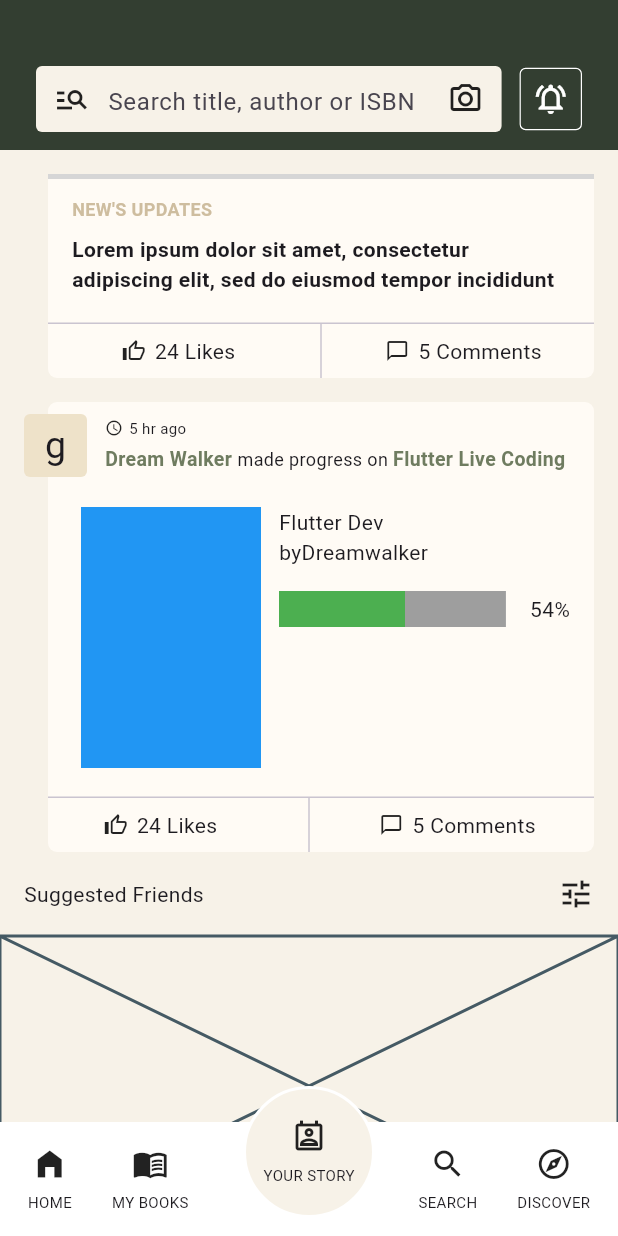
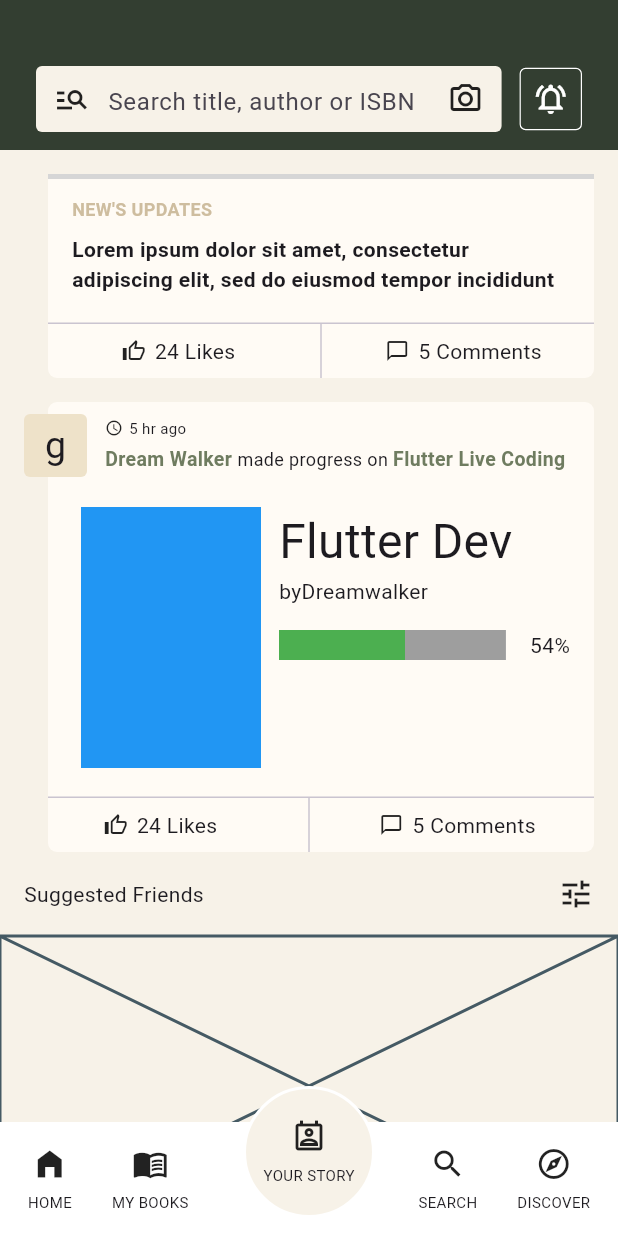
Before and after one commit to JAICHANGPARK/flutter_notebook_chapter_43, a Flutter app: the NewsFeedHomePage screen opened directly, scrolled down 164 dp, on a phone screen of 412 x 824 dp. Run offline on Flutter 3.47's test engine with Material 3 defaults, Android fonts, the phone set to English and light mode, and no system bars; our stand-ins replace gap, hugeicons; network calls fail; grey boxes are pictures that could not be loaded.

Commit message:
Update news_feed_home_page.dart

```diff
--- a/lib/ep2163_newsfeed_app/views/news_feed_home_page.dart
+++ b/lib/ep2163_newsfeed_app/views/news_feed_home_page.dart
@@ -330,6 +330,9 @@ class _NewsFeedHomePageState extends State<NewsFeedHomePage> {
                                                         children: [
                                                           Text(
                                                             "Flutter Dev",
+                                                            style: TextStyle(
+                                                              fontSize: 32,
+                                                            ),
                                                           ),
                                                           Text.rich(
                                                             TextSpan(
@@ -346,7 +349,7 @@ class _NewsFeedHomePageState extends State<NewsFeedHomePage> {
                                                             children: [
                                                               Expanded(
                                                                 child: Container(
-                                                                  height: 24,
+                                                                  height: 20,
                                                                   margin: EdgeInsets.symmetric(vertical: 16),
                                                                   decoration: BoxDecoration(
                                                                     color: Colors.grey,
```
